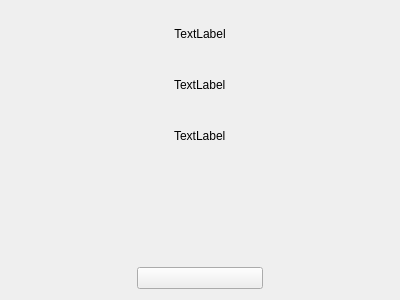
First picture: the form in SdCardMemoryLack.ui, repository wruwami/TPCAM-M30, before the edit.
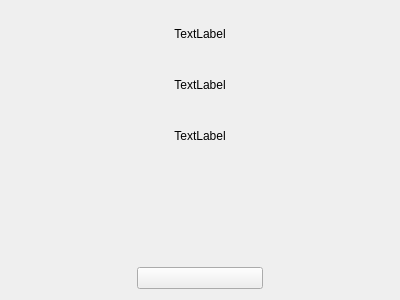
Second picture: the form after the edit. Custom widgets are drawn as their Qt base class.

```diff
--- a/SdCardMemoryLack.ui
+++ b/SdCardMemoryLack.ui
@@ -31,10 +31,19 @@
        <property name="text">
         <string>TextLabel</string>
        </property>
+       <property name="alignment">
+        <set>Qt::AlignCenter</set>
+       </property>
       </widget>
      </item>
      <item alignment="Qt::AlignHCenter">
       <widget class="CustomLabel" name="sdCardValueLabel">
+       <property name="sizePolicy">
+        <sizepolicy hsizetype="Preferred" vsizetype="Preferred">
+         <horstretch>0</horstretch>
+         <verstretch>0</verstretch>
+        </sizepolicy>
+       </property>
        <property name="maximumSize">
         <size>
          <width>57</width>
@@ -44,6 +53,9 @@
        <property name="text">
         <string>TextLabel</string>
        </property>
+       <property name="alignment">
+        <set>Qt::AlignCenter</set>
+       </property>
       </widget>
      </item>
      <item>
```
